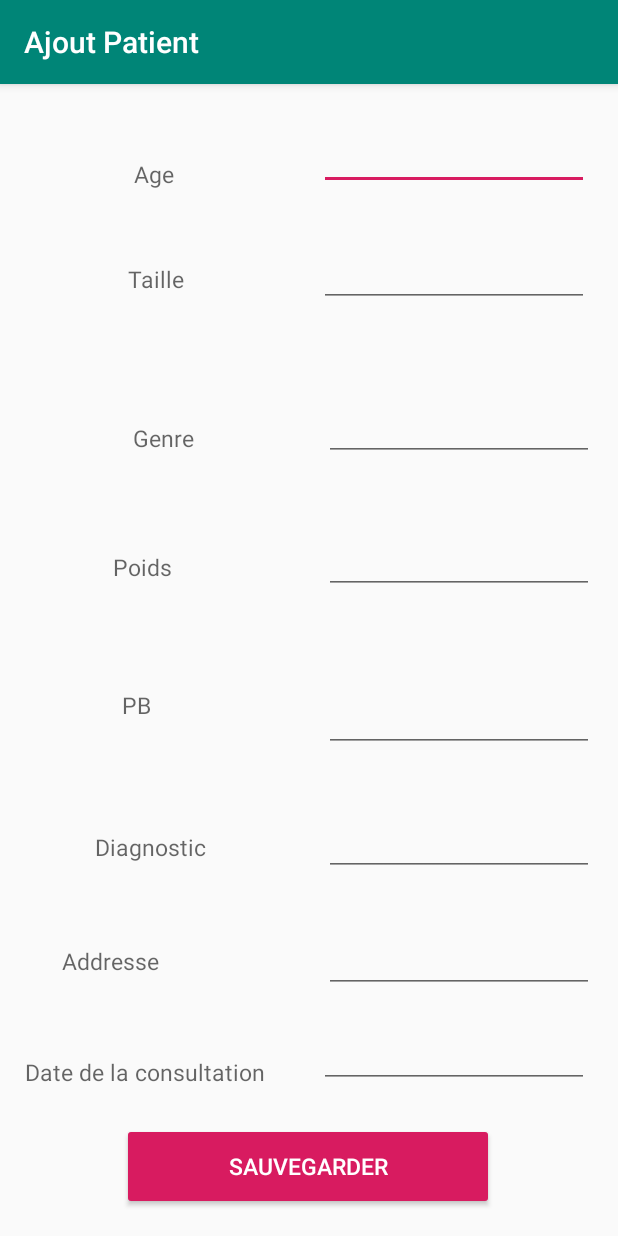
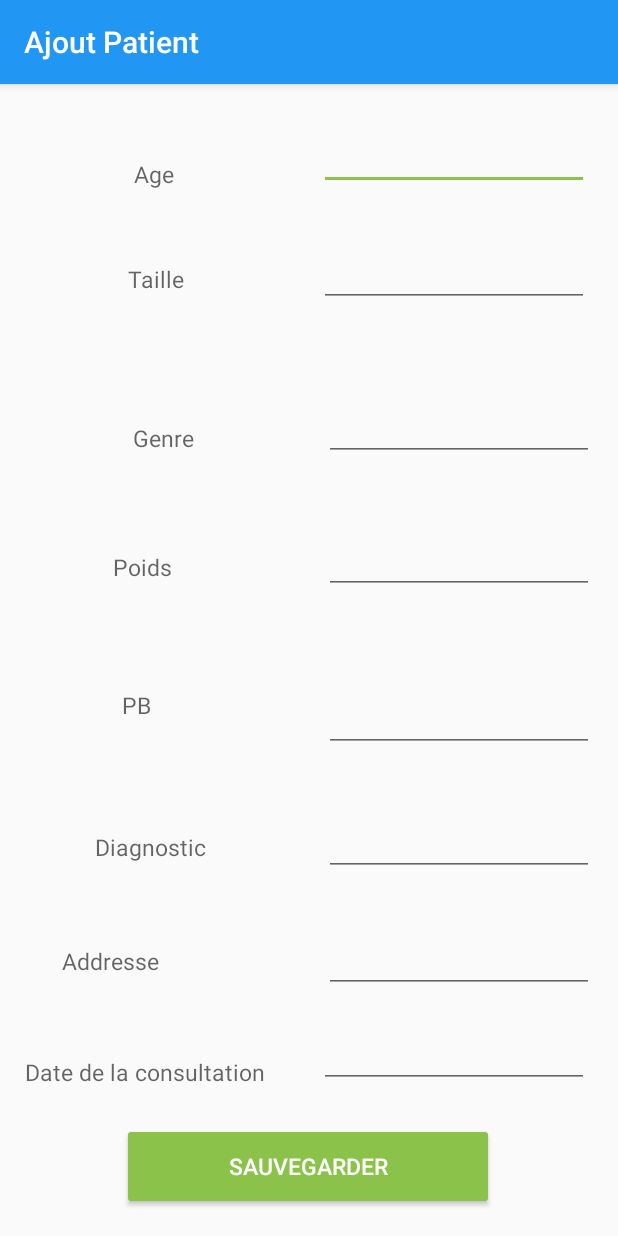
Before and after one commit to rababany/ConsultationPrototypec, an Android app: the AjouterModifierActivity screen opened directly, with no data from a screen before it, on a phone screen of 412 x 824 dp. Run offline under Robolectric (Android 15) with nearby library versions, the phone set to English and light mode, and no system bars; our stand-ins replace Room's generated code, data binding; 5 statements that could not run were skipped.

Commit message:
Ajout et Edit phase voalohany sy bouton bola tsy tonga amin'ny bdd

```diff
--- a/app/src/main/res/layout/activity_ajouter_modifier.xml
+++ b/app/src/main/res/layout/activity_ajouter_modifier.xml
@@ -34,7 +34,8 @@
             app:layout_constraintHorizontal_bias="0.496"
             app:layout_constraintStart_toStartOf="parent"
             app:layout_constraintTop_toTopOf="parent"
-            app:layout_constraintVertical_bias="0.987" />
+            app:layout_constraintVertical_bias="0.987"
+            android:onClick="@{clickHandler::boutonSauvegarder}"/>
 
         <TextView
             android:id="@+id/textView"
--- a/app/src/main/res/layout/activity_main.xml
+++ b/app/src/main/res/layout/activity_main.xml
@@ -49,7 +49,7 @@
             android:layout_gravity="bottom|end"
             android:layout_margin="@dimen/fab_margin"
             android:onClick="@{PisterClick::clickBouton}"
-            app:srcCompat="@android:drawable/ic_dialog_email" />
+            app:srcCompat="@android:drawable/ic_input_add" />
 
     </androidx.coordinatorlayout.widget.CoordinatorLayout>
 
--- a/app/src/main/res/values/colors.xml
+++ b/app/src/main/res/values/colors.xml
@@ -1,6 +1,6 @@
 <?xml version="1.0" encoding="utf-8"?>
 <resources>
-    <color name="colorPrimary">#008577</color>
-    <color name="colorPrimaryDark">#00574B</color>
-    <color name="colorAccent">#D81B60</color>
+    <color name="colorPrimary">#2196F3</color>
+    <color name="colorPrimaryDark">#001357</color>
+    <color name="colorAccent">#8BC34A</color>
 </resources>
```
Also changed, not shown: app/src/main/java/com/example/consultationprototype/model/Patient.java (+19 -2 lines).
